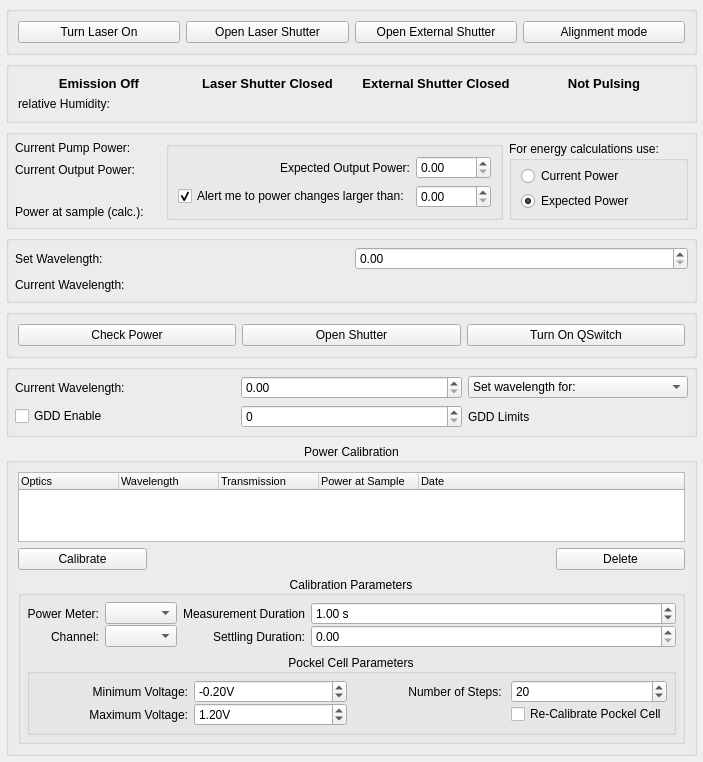
Before: the Qt Designer form acq4/devices/Laser/devTemplate.ui in acq4/acq4, drawn with Qt 5.
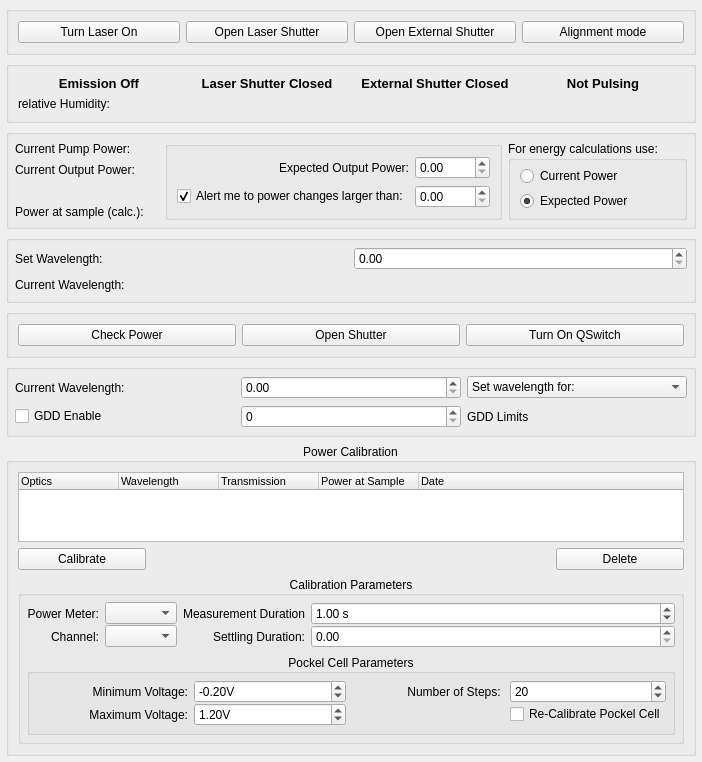
After: the same form once the commit is applied. Custom widgets are drawn as their Qt base class.

```diff
--- a/acq4/devices/Laser/devTemplate.ui
+++ b/acq4/devices/Laser/devTemplate.ui
@@ -133,7 +133,7 @@
        <widget class="QLabel" name="outputPowerLabel">
         <property name="font">
          <font>
-          <pointsize>12</pointsize>
+          <pointsize>10</pointsize>
           <weight>75</weight>
           <bold>true</bold>
          </font>
```
